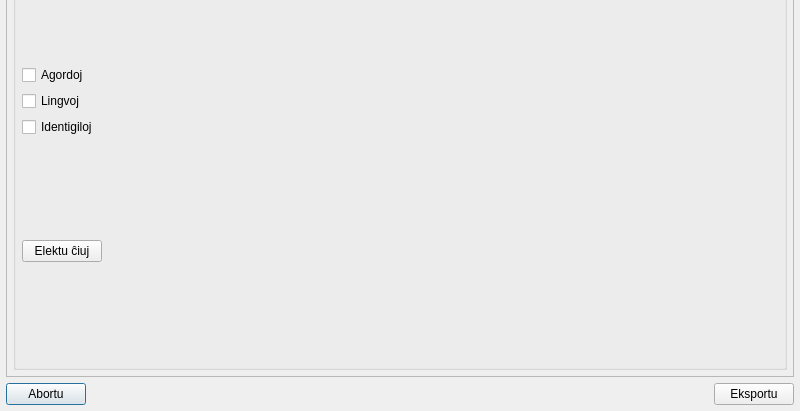
This is datumojapogilo.ui in MDCremer/Gradivus as Qt 5 draws it before an edit; both pictures show x 0 to 800 and y 189 to 600 of the 800 by 600 pixel window. The edited form follows.
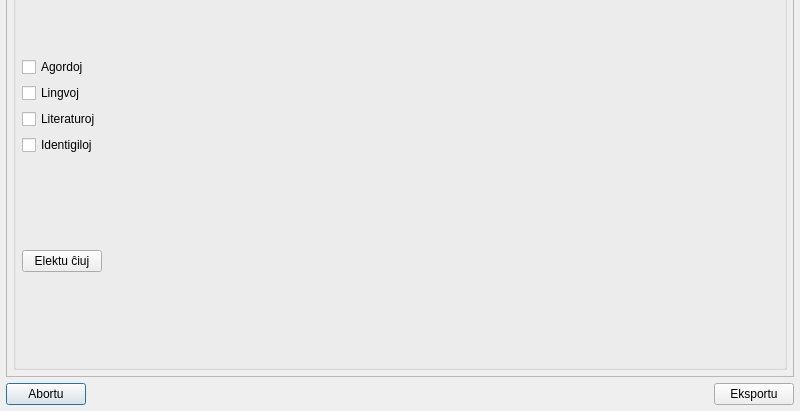
This is the edited form.

Patch:
```diff
--- a/datumojapogilo.ui
+++ b/datumojapogilo.ui
@@ -152,6 +152,13 @@
           </property>
           <item>
            <layout class="QGridLayout" name="gridLayout">
+            <item row="3" column="0">
+             <widget class="QCheckBox" name="identigiloj">
+              <property name="text">
+               <string>Identigiloj</string>
+              </property>
+             </widget>
+            </item>
             <item row="0" column="0">
              <widget class="QCheckBox" name="agordoj">
               <property name="text">
@@ -167,9 +174,9 @@
              </widget>
             </item>
             <item row="2" column="0">
-             <widget class="QCheckBox" name="identigiloj">
+             <widget class="QCheckBox" name="literaturoj">
               <property name="text">
-               <string>Identigiloj</string>
+               <string>Literaturoj</string>
               </property>
              </widget>
             </item>
```
